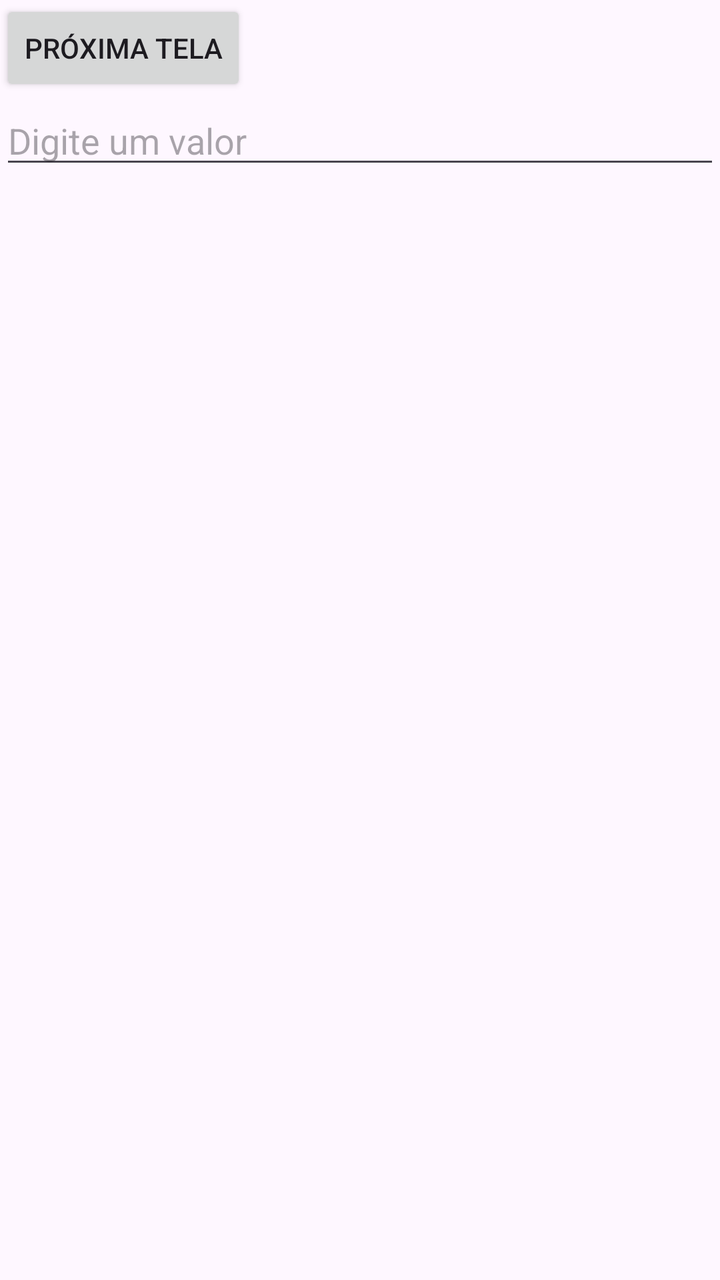
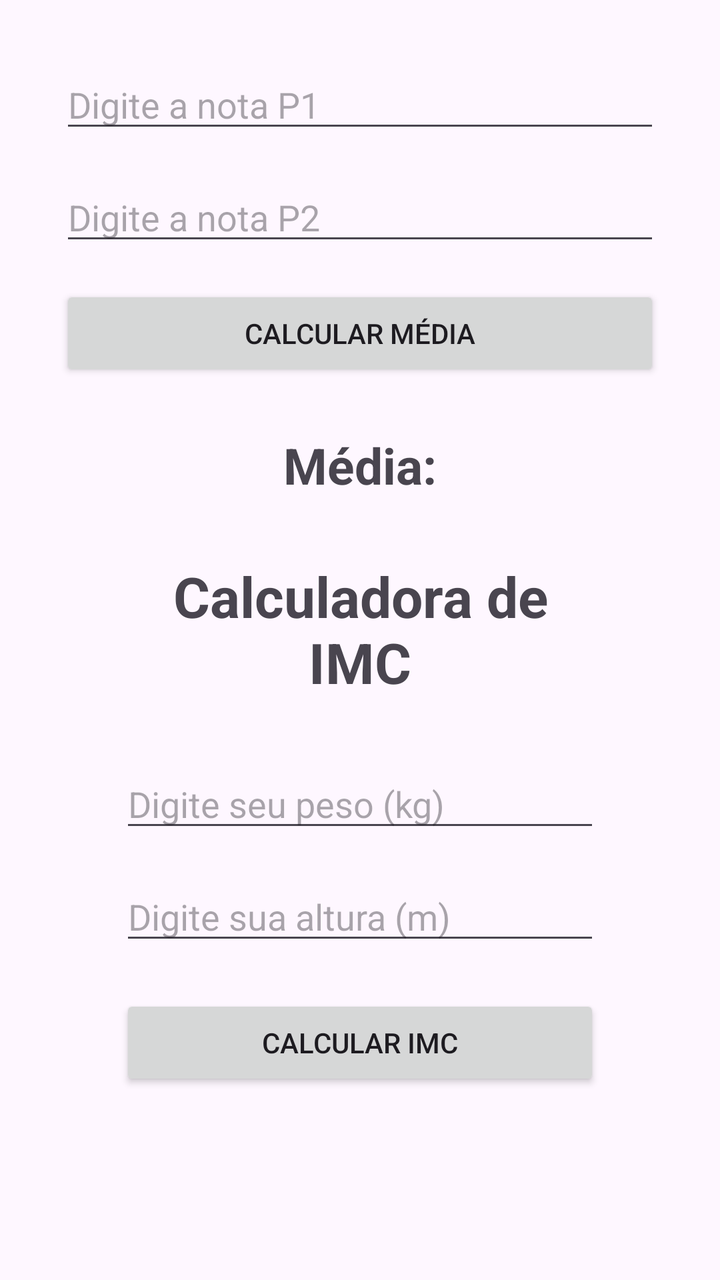

Compare the two renders of this Android layout. The source of the first and the diff that turns it into the second are given below.
<!-- AndroidManifest.xml: application theme Theme.MyApplication -->
<!-- res/layout/aula_id.xml -->
<?xml version="1.0" encoding="utf-8"?>
<LinearLayout xmlns:android="http://schemas.android.com/apk/res/android"
    android:orientation="vertical"
    android:layout_width="match_parent"
    android:layout_height="match_parent">

    <Button
        android:id="@+id/btnProxima"
        android:layout_width="wrap_content"
        android:layout_height="wrap_content"
        android:text="Próxima Tela"
         />

    <EditText
        android:id="@+id/editValor"
        android:layout_width="match_parent"
        android:layout_height="wrap_content"
        android:hint="Digite um valor"
        android:inputType="number" />

</LinearLayout>
<!-- resources referenced by this layout -->
<resources>
  <style name="Theme.MyApplication" parent="Base.Theme.MyApplication" />
  <style name="Base.Theme.MyApplication" parent="Theme.Material3.DayNight.NoActionBar">
          
          
      </style>
</resources>

<!-- the commit's change to res/layout/aula_id.xml (unified diff, before → after) -->
@@ -1,21 +1,91 @@
 <?xml version="1.0" encoding="utf-8"?>
-<LinearLayout xmlns:android="http://schemas.android.com/apk/res/android"
+<LinearLayout
+    xmlns:android="http://schemas.android.com/apk/res/android"
     android:orientation="vertical"
     android:layout_width="match_parent"
-    android:layout_height="match_parent">
+    android:layout_height="match_parent"
+    android:padding="30dp">
+
+    <EditText
+        android:id="@+id/ednota1"
+        android:layout_width="match_parent"
+        android:layout_height="wrap_content"
+        android:hint="Digite a nota P1"
+        android:inputType="numberDecimal"
+        android:layout_marginBottom="15dp" />
+
+    <EditText
+        android:id="@+id/ednota2"
+        android:layout_width="match_parent"
+        android:layout_height="wrap_content"
+        android:hint="Digite a nota P2"
+        android:inputType="numberDecimal"
+        android:layout_marginBottom="15dp" />
 
     <Button
-        android:id="@+id/btnProxima"
-        android:layout_width="wrap_content"
-        android:layout_height="wrap_content"
-        android:text="Próxima Tela"
-         />
-
-    <EditText
-        android:id="@+id/editValor"
+        android:id="@+id/btnCalcular"
         android:layout_width="match_parent"
         android:layout_height="wrap_content"
-        android:hint="Digite um valor"
-        android:inputType="number" />
+        android:text="Calcular Média" />
+
+    <TextView
+        android:id="@+id/txtResultado"
+        android:layout_width="match_parent"
+        android:layout_height="wrap_content"
+        android:text="Média:"
+        android:textSize="25sp"
+        android:textStyle="bold"
+        android:gravity="center"
+        android:layout_marginTop="25dp" />
+
+    <LinearLayout
+        xmlns:android="http://schemas.android.com/apk/res/android"
+        android:orientation="vertical"
+        android:layout_width="match_parent"
+        android:layout_height="match_parent"
+        android:padding="30dp">
+
+        <TextView
+            android:layout_width="match_parent"
+            android:layout_height="wrap_content"
+            android:text="Calculadora de IMC"
+            android:textSize="28sp"
+            android:textStyle="bold"
+            android:gravity="center"
+            android:layout_marginBottom="30dp" />
+
+        <EditText
+            android:id="@+id/edPeso"
+            android:layout_width="match_parent"
+            android:layout_height="wrap_content"
+            android:hint="Digite seu peso (kg)"
+            android:inputType="numberDecimal"
+            android:layout_marginBottom="15dp" />
+
+        <EditText
+            android:id="@+id/edAltura"
+            android:layout_width="match_parent"
+            android:layout_height="wrap_content"
+            android:hint="Digite sua altura (m)"
+            android:inputType="numberDecimal"
+            android:layout_marginBottom="20dp" />
+
+        <Button
+            android:id="@+id/btnCalcularIMC"
+            android:layout_width="match_parent"
+            android:layout_height="wrap_content"
+            android:text="Calcular IMC" />
+
+        <TextView
+            android:id="@+id/txtResultadoIMC"
+            android:layout_width="match_parent"
+            android:layout_height="wrap_content"
+            android:text="IMC:"
+            android:textSize="24sp"
+            android:textStyle="bold"
+            android:gravity="center"
+            android:layout_marginTop="30dp" />
+
+    </LinearLayout>
 
 </LinearLayout>
